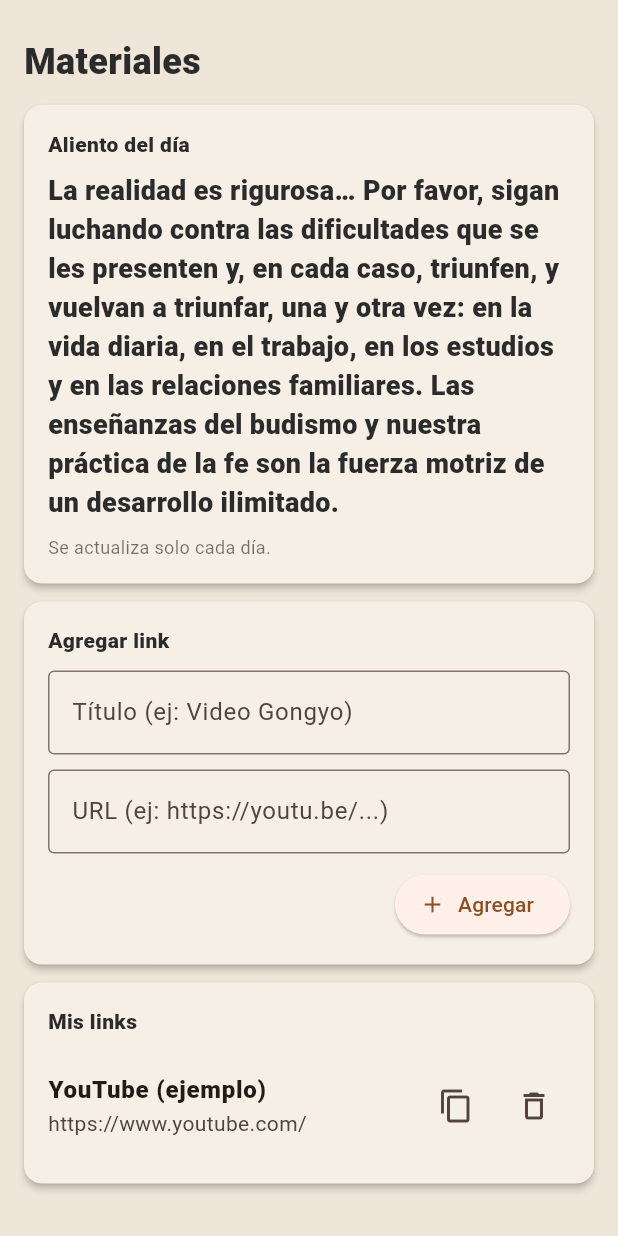
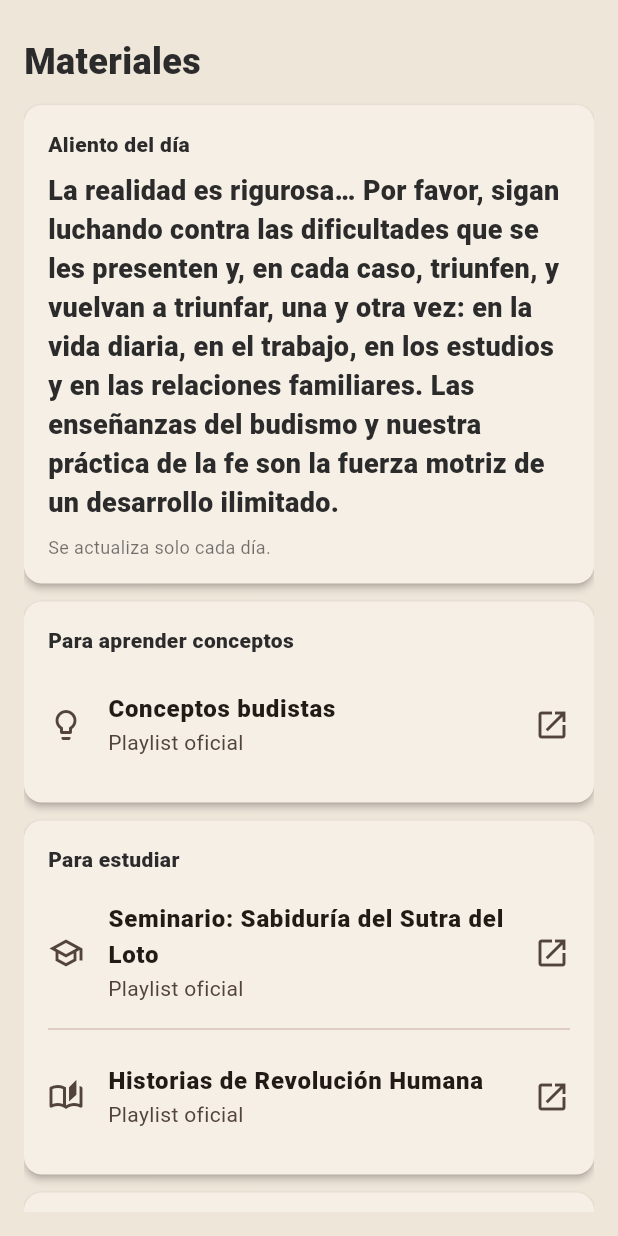
Before and after one commit to brujuladigitalok-ctrl/sin-barro-no-hay-loto, a Flutter app: the SupportPage widget shown alone on an empty page, opened directly, on a phone screen of 412 x 824 dp. Run offline on Flutter 3.47's test engine with Material 3 defaults, Android fonts, the phone set to English and light mode, and no system bars; our stand-ins replace shared_preferences; accounts and stored records are empty.

```diff
--- a/lib/main.dart
+++ b/lib/main.dart
@@ -1,8 +1,8 @@
 import 'dart:async';
 import 'dart:convert';
 import 'package:flutter/material.dart';
-import 'package:flutter/services.dart';
 import 'package:shared_preferences/shared_preferences.dart';
+import 'package:url_launcher/url_launcher.dart';
 
 final practiceStore = PracticeStore();
 final tabController = TabControllerStore();
@@ -27,7 +27,7 @@ class TabControllerStore extends ChangeNotifier {
 }
 
 // =====================
-// STORE (contador + guardado) + Objetivos + Agenda + Materiales
+// STORE (contador + guardado) + Objetivos + Agenda
 // =====================
 class PracticeStore extends ChangeNotifier {
   static const _kTotal = 'total_seconds';
@@ -39,9 +39,6 @@ class PracticeStore extends ChangeNotifier {
 
   static const _kObjectives = 'objectives_json';
   static const _kAgenda = 'agenda_json';
-
-  // ✅ NUEVO: materiales
-  static const _kMaterials = 'materials_json';
 
   bool _running = false;
   int _totalSeconds = 0;
@@ -59,17 +56,11 @@ class PracticeStore extends ChangeNotifier {
   List<ObjectiveItem> _objectives = [];
   List<AgendaItem> _agenda = [];
 
-  // ✅ NUEVO: materiales
-  List<MaterialItem> _materials = [];
-
   bool get running => _running;
   int get totalSeconds => _totalSeconds;
 
   List<ObjectiveItem> get objectives => List.unmodifiable(_objectives);
   List<AgendaItem> get agenda => List.unmodifiable(_agenda);
-
-  // ✅ NUEVO
-  List<MaterialItem> get materials => List.unmodifiable(_materials);
 
   int get currentSessionSeconds {
     if (!_running || _sessionStartEpochMs == null) return _sessionAccumSeconds;
@@ -129,19 +120,6 @@ class PracticeStore extends ChangeNotifier {
       _agenda = _seedAgenda();
     }
 
-    // ✅ NUEVO: materiales
-    final matRaw = sp.getString(_kMaterials);
-    if (matRaw != null && matRaw.trim().isNotEmpty) {
-      try {
-        final decoded = jsonDecode(matRaw) as List<dynamic>;
-        _materials = decoded.map((e) => MaterialItem.fromJson(e)).toList();
-      } catch (_) {
-        _materials = _seedMaterials();
-      }
-    } else {
-      _materials = _seedMaterials();
-    }
-
     _startTicker();
     notifyListeners();
   }
@@ -171,9 +149,6 @@ class PracticeStore extends ChangeNotifier {
     final sp = await SharedPreferences.getInstance();
     await sp.setString(_kObjectives, jsonEncode(_objectives.map((e) => e.toJson()).toList()));
     await sp.setString(_kAgenda, jsonEncode(_agenda.map((e) => e.toJson()).toList()));
-
-    // ✅ NUEVO: materiales
-    await sp.setString(_kMaterials, jsonEncode(_materials.map((e) => e.toJson()).toList()));
   }
 
   // ---------- CONTADOR ----------
@@ -275,30 +250,6 @@ class PracticeStore extends ChangeNotifier {
     notifyListeners();
   }
 
-  // ✅ NUEVO: MATERIALES (links)
-  Future<void> addMaterial(String title, String url) async {
-    final t = title.trim();
-    final u = url.trim();
-    if (t.isEmpty || u.isEmpty) return;
-
-    _materials.insert(
-      0,
-      MaterialItem(
-        id: DateTime.now().millisecondsSinceEpoch.toString(),
-        title: t,
-        url: u,
-      ),
-    );
-    await _saveObjectivesAgenda();
-    notifyListeners();
-  }
-
-  Future<void> deleteMaterial(String id) async {
-    _materials.removeWhere((e) => e.id == id);
-    await _saveObjectivesAgenda();
-    notifyListeners();
-  }
-
   // seeds
   List<ObjectiveItem> _seedObjectives() => [
         ObjectiveItem(id: '1', text: 'Cantar daimoku todos los días (aunque sea 5 min)', done: false),
@@ -308,11 +259,6 @@ class PracticeStore extends ChangeNotifier {
   List<AgendaItem> _seedAgenda() => [
         AgendaItem(id: '1', title: 'Reunión del han', note: 'Último martes del mes', createdAtIso: DateTime.now().toIso8601String()),
         AgendaItem(id: '2', title: 'Daimoku + Gongyo', note: 'Mañana y noche', createdAtIso: DateTime.now().toIso8601String()),
-      ];
-
-  // ✅ NUEVO: seed materiales
-  List<MaterialItem> _seedMaterials() => [
-        MaterialItem(id: '1', title: 'YouTube (ejemplo)', url: 'https://www.youtube.com/'),
       ];
 
   List<String> _defaultQuotes() => const [
@@ -368,26 +314,6 @@ class AgendaItem {
   }
 
   Map<String, dynamic> toJson() => {'id': id, 'title': title, 'note': note, 'createdAtIso': createdAtIso};
-}
-
-// ✅ NUEVO: modelo MaterialItem (links)
-class MaterialItem {
-  final String id;
-  final String title;
-  final String url;
-
-  MaterialItem({required this.id, required this.title, required this.url});
-
-  factory MaterialItem.fromJson(dynamic json) {
-    final m = json as Map<String, dynamic>;
-    return MaterialItem(
-      id: m['id'] as String,
-      title: (m['title'] ?? '') as String,
-      url: (m['url'] ?? '') as String,
-    );
-  }
-
-  Map<String, dynamic> toJson() => {'id': id, 'title': title, 'url': url};
 }
 
 // =====================
@@ -516,7 +442,7 @@ class _ShellState extends State<Shell> {
           NavigationDestination(icon: Icon(Icons.local_florist_outlined), selectedIcon: Icon(Icons.local_florist), label: 'Daimoku'),
           NavigationDestination(icon: Icon(Icons.flag_outlined), selectedIcon: Icon(Icons.flag), label: 'Objetivos'),
           NavigationDestination(icon: Icon(Icons.event_note_outlined), selectedIcon: Icon(Icons.event_note), label: 'Agenda'),
-          NavigationDestination(icon: Icon(Icons.menu_book_outlined), selectedIcon: Icon(Icons.menu_book), label: 'Apoyo'),
+          NavigationDestination(icon: Icon(Icons.menu_book_outlined), selectedIcon: Icon(Icons.menu_book), label: 'Materiales'),
         ],
       ),
     );
@@ -1000,39 +926,82 @@ class _AgendaPageState extends State<AgendaPage> {
 }
 
 // =====================
-// APOYO (MATERIALS) — sin tocar tus alientos ni imágenes
+// MATERIALES (SupportPage) - LINKS FIJOS
 // =====================
-class SupportPage extends StatefulWidget {
+class _MaterialLink {
+  final String title;
+  final String subtitle;
+  final String url;
+  final IconData icon;
+
+  const _MaterialLink({
+    required this.title,
+    required this.subtitle,
+    required this.url,
+    required this.icon,
+  });
+}
+
+Future<void> _openExternal(String url) async {
+  final uri = Uri.parse(url);
+  final ok = await launchUrl(uri, mode: LaunchMode.externalApplication);
+  if (!ok) {
+    // Si algo falla, no rompemos nada: solo no abre.
+    // (si querés, después le metemos un SnackBar)
+  }
+}
+
+class SupportPage extends StatelessWidget {
   const SupportPage({super.key});
 
-  @override
-  State<SupportPage> createState() => _SupportPageState();
-}
+  // Links oficiales que me pasaste (fijos)
+  static const _conceptos = _MaterialLink(
+    title: 'Conceptos budistas',
+    subtitle: 'Playlist oficial',
+    url: 'https://www.youtube.com/playlist?list=PLRaQX2789a3AU9Wbi9m-aiUIJ74GJb7Tk',
+    icon: Icons.lightbulb_outline,
+  );
 
-class _SupportPageState extends State<SupportPage> {
-  final _title = TextEditingController();
-  final _url = TextEditingController();
+  static const _seminarioSutra = _MaterialLink(
+    title: 'Seminario: Sabiduría del Sutra del Loto',
+    subtitle: 'Playlist oficial',
+    url: 'https://www.youtube.com/playlist?list=PLRaQX2789a3DgrDc0yWrKNh-jtozuKSDL',
+    icon: Icons.school_outlined,
+  );
 
-  @override
-  void dispose() {
-    _title.dispose();
-    _url.dispose();
-    super.dispose();
-  }
+  static const _nuestraPractica = _MaterialLink(
+    title: 'Nuestra práctica',
+    subtitle: 'Playlist oficial',
+    url: 'https://www.youtube.com/playlist?list=PLV63PB117m0kY1A2PURNEqv4MGzY9UJ30',
+    icon: Icons.local_florist_outlined,
+  );
 
-  Future<void> _copy(String text) async {
-    await Clipboard.setData(ClipboardData(text: text));
-    if (!mounted) return;
-    ScaffoldMessenger.of(context).showSnackBar(const SnackBar(content: Text('Link copiado')));
-  }
+  static const _experiencias = _MaterialLink(
+    title: 'Experiencias',
+    subtitle: 'Playlist oficial',
+    url: 'https://www.youtube.com/playlist?list=PLRaQX2789a3CJ5CVx6sSnb4ghCMEnZsFR',
+    icon: Icons.favorite_border,
+  );
+
+  static const _revolucionHumana = _MaterialLink(
+    title: 'Historias de Revolución Humana',
+    subtitle: 'Playlist oficial',
+    url: 'https://www.youtube.com/playlist?list=PLRaQX2789a3CgxoQHJ499ie3CzAqHlWCw',
+    icon: Icons.auto_stories_outlined,
+  );
+
+  static const _podcast = _MaterialLink(
+    title: 'Podcast de Humanismo Soka',
+    subtitle: 'Playlist oficial',
+    url: 'https://www.youtube.com/playlist?list=PLRaQX2789a3APT-D8DFTG3LChHmfv1H5u',
+    icon: Icons.podcasts_outlined,
+  );
 
   @override
   Widget build(BuildContext context) {
     return AnimatedBuilder(
       animation: practiceStore,
       builder: (_, __) {
-        final items = practiceStore.materials;
-
         return Padding(
           padding: const EdgeInsets.all(16),
           child: ListView(
@@ -1041,7 +1010,7 @@ class _SupportPageState extends State<SupportPage> {
               const Text('Materiales', style: TextStyle(fontSize: 24, fontWeight: FontWeight.w800)),
               const SizedBox(height: 12),
 
-              // 🔒 tu aliento intacto
+              // Mantengo TU aliento del día tal cual
               AppCard(
                 child: Column(
                   crossAxisAlignment: CrossAxisAlignment.start,
@@ -1057,81 +1026,64 @@ class _SupportPageState extends State<SupportPage> {
 
               const SizedBox(height: 12),
 
-              // ✅ agregar links
               AppCard(
                 child: Column(
                   crossAxisAlignment: CrossAxisAlignment.start,
                   children: [
-                    const Text('Agregar link', style: TextStyle(fontWeight: FontWeight.w800)),
+                    const Text('Para aprender conceptos', style: TextStyle(fontWeight: FontWeight.w800)),
                     const SizedBox(height: 10),
-                    TextField(
-                      controller: _title,
-                      decoration: const InputDecoration(
-                        hintText: 'Título (ej: Video Gongyo)',
-                        border: OutlineInputBorder(),
-                      ),
-                    ),
-                    const SizedBox(height: 10),
-                    TextField(
-                      controller: _url,
-                      decoration: const InputDecoration(
-                        hintText: 'URL (ej: https://youtu.be/...)',
-                        border: OutlineInputBorder(),
-                      ),
-                    ),
-                    const SizedBox(height: 10),
-                    Align(
-                      alignment: Alignment.centerRight,
-                      child: ElevatedButton.icon(
-                        onPressed: () async {
-                          await practiceStore.addMaterial(_title.text, _url.text);
-                          _title.clear();
-                          _url.clear();
-                        },
-                        icon: const Icon(Icons.add),
-                        label: const Text('Agregar'),
-                      ),
-                    ),
+                    _LinkTile(link: _conceptos),
                   ],
                 ),
               ),
 
               const SizedBox(height: 12),
 
-              // ✅ lista de links
               AppCard(
                 child: Column(
                   crossAxisAlignment: CrossAxisAlignment.start,
                   children: [
-                    const Text('Mis links', style: TextStyle(fontWeight: FontWeight.w800)),
+                    const Text('Para estudiar', style: TextStyle(fontWeight: FontWeight.w800)),
                     const SizedBox(height: 10),
-                    if (items.isEmpty)
-                      const Text('Todavía no agregaste links.')
-                    else
-                      ...items.map(
-                        (m) => ListTile(
-                          contentPadding: EdgeInsets.zero,
-                          title: Text(m.title, style: const TextStyle(fontWeight: FontWeight.w800)),
-                          subtitle: SelectableText(m.url),
-                          trailing: Wrap(
-                            spacing: 4,
-                            children: [
-                              IconButton(
-                                tooltip: 'Copiar',
-                                icon: const Icon(Icons.copy),
-                                onPressed: () => _copy(m.url),
-                              ),
-                              IconButton(
-                                tooltip: 'Eliminar',
-                                icon: const Icon(Icons.delete_outline),
-                                onPressed: () => practiceStore.deleteMaterial(m.id),
-                              ),
-                            ],
-                          ),
-                        ),
-                      ),
+                    _LinkTile(link: _seminarioSutra),
+                    const Divider(height: 18),
+                    _LinkTile(link: _revolucionHumana),
                   ],
                 ),
+              ),
+
+              const SizedBox(height: 12),
+
+              AppCard(
+                child: Column(
+                  crossAxisAlignment: CrossAxisAlignment.start,
+                  children: [
+                    const Text('Para la práctica', style: TextStyle(fontWeight: FontWeight.w800)),
+                    const SizedBox(height: 10),
+                    _LinkTile(link: _nuestraPractica),
+                  ],
+                ),
+              ),
+
+              const SizedBox(height: 12),
+
+              AppCard(
+                child: Column(
+                  crossAxisAlignment: CrossAxisAlignment.start,
+                  children: [
+                    const Text('Para inspirarte', style: TextStyle(fontWeight: FontWeight.w800)),
+                    const SizedBox(height: 10),
+                    _LinkTile(link: _experiencias),
+                    const Divider(height: 18),
+                    _LinkTile(link: _podcast),
+                  ],
+                ),
+              ),
+
+              const SizedBox(height: 10),
+              const Text(
+                'Tip: se abren en YouTube (app o navegador).',
+                style: TextStyle(fontSize: 12, color: Colors.black54),
               ),
             ],
           ),
@@ -1140,3 +1092,20 @@ class _SupportPageState extends State<SupportPage> {
     );
   }
 }
+
+class _LinkTile extends StatelessWidget {
+  final _MaterialLink link;
+  const _LinkTile({required this.link});
+
+  @override
+  Widget build(BuildContext context) {
+    return ListTile(
+      contentPadding: EdgeInsets.zero,
+      leading: Icon(link.icon),
+      title: Text(link.title, style: const TextStyle(fontWeight: FontWeight.w800)),
+      subtitle: Text(link.subtitle),
+      trailing: const Icon(Icons.open_in_new),
+      onTap: () => _openExternal(link.url),
+    );
+  }
+}
--- a/pubspec.yaml
+++ b/pubspec.yaml
@@ -32,6 +32,7 @@ dependencies:
     sdk: flutter
 
   shared_preferences: ^2.2.3
+  url_launcher: ^6.2.6
 
 
   # The following adds the Cupertino Icons font to your application.
```
Also changed, not shown: pubspec.lock, 5 other files.
